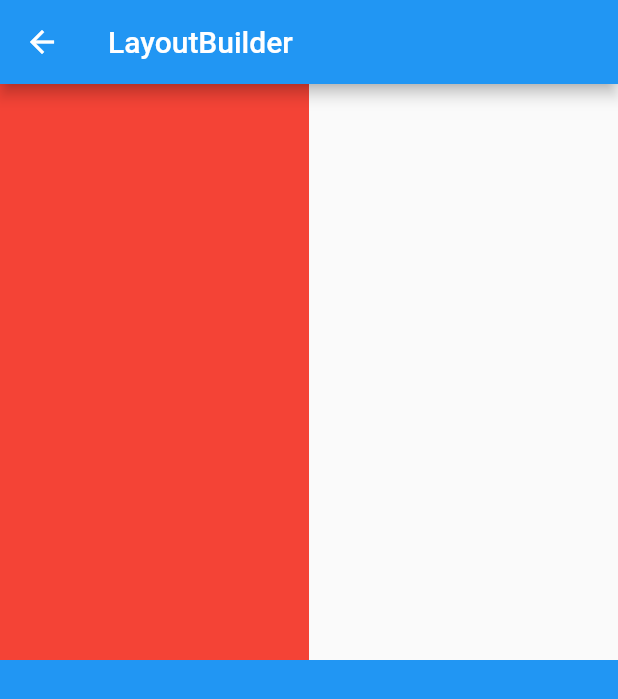
After one commit to danieldkm/flutter, a Flutter app: the LayoutBuilderPage screen opened by its route, on a phone screen of 412 x 824 dp. The commit adds this screen. Shown: the top 699 px of the screen. Run offline on Flutter 3.47's test engine with Material 2 defaults, Android fonts, the phone set to English and light mode, and no system bars; our stand-ins replace device_preview.

Commit message:
device_preview and layout builder

```diff
--- /dev/null
+++ b/4_flutter_primeiro_projeto/lib/pages/layout_builder/layout_builder_page.dart
@@ -0,0 +1,35 @@
+import 'package:flutter/material.dart';
+
+class LayoutBuilderPage extends StatelessWidget {
+  const LayoutBuilderPage({Key? key}) : super(key: key);
+
+  @override
+  Widget build(BuildContext context) {
+    return Scaffold(
+      appBar: AppBar(
+        title: Text('LayoutBuilder'),
+      ),
+      body: Center(
+        child: LayoutBuilder(
+          builder: (context, constraints) {
+            return Column(
+              crossAxisAlignment: CrossAxisAlignment.start,
+              children: [
+                Container(
+                  color: Colors.red,
+                  width: constraints.maxWidth * .5,
+                  height: constraints.maxHeight * .5,
+                ),
+                Container(
+                  color: Colors.blue,
+                  width: constraints.maxWidth,
+                  height: constraints.maxHeight * .5,
+                ),
+              ],
+            );
+          },
+        ),
+      ),
+    );
+  }
+}
--- a/4_flutter_primeiro_projeto/pubspec.yaml
+++ b/4_flutter_primeiro_projeto/pubspec.yaml
@@ -23,6 +23,7 @@ environment:
 dependencies:
   flutter:
     sdk: flutter
+  device_preview: ^0.8.0
 
 
   # The following adds the Cupertino Icons font to your application.
```
Also changed, not shown: 4_flutter_primeiro_projeto/lib/main.dart (+10 -1 lines), 4_flutter_primeiro_projeto/lib/pages/homes/home_page.dart (+8 -0 lines), 1 other file.
